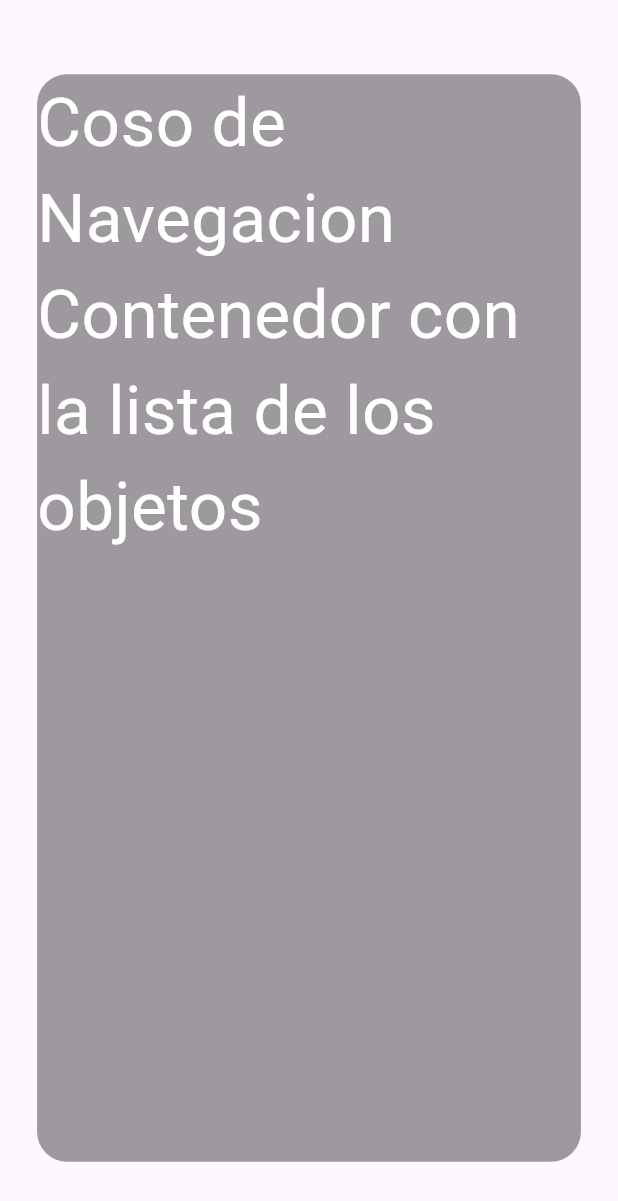
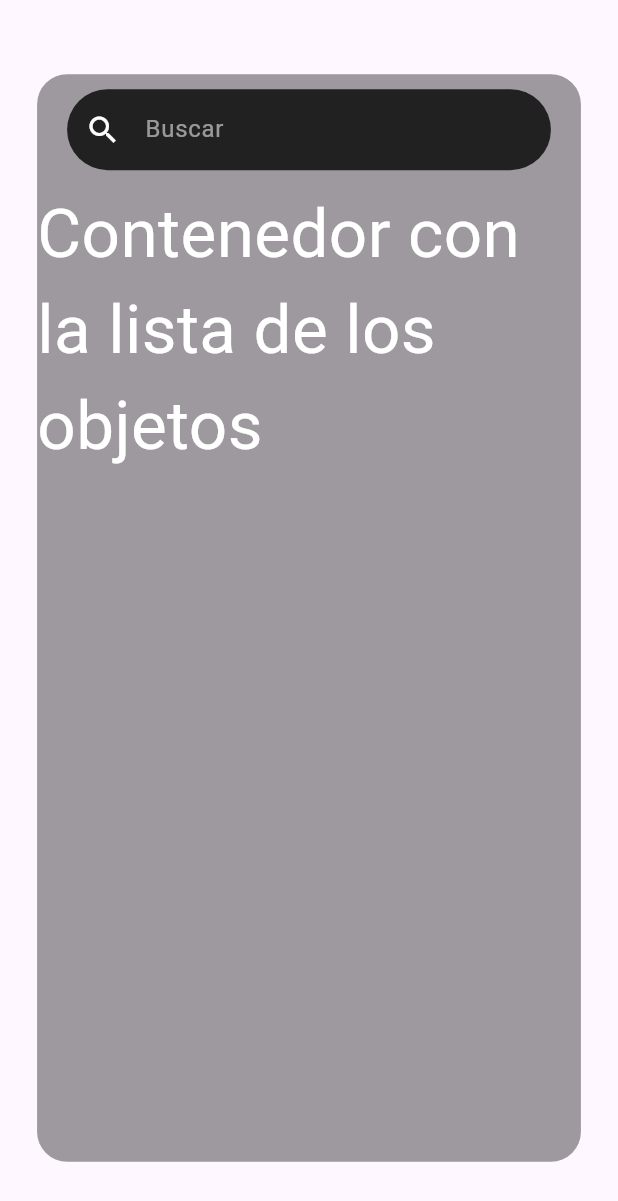
Before and after one commit to Andrewing1000/LabLend, a Flutter app: the SearchPage widget shown alone on an empty page, opened directly, on a phone screen of 412 x 824 dp. Shown: the top 1201 px of the screen. Run offline on Flutter 3.47's test engine with Material 3 defaults, Android fonts, the phone set to English and light mode, and no system bars; network calls fail; project files that could hold a hidden picture were left out.

Commit message:
ADD: Añadiendo todas las partes de paginas

```diff
--- a/frontend/lib/widgets/pagesViews/search_page.dart
+++ b/frontend/lib/widgets/pagesViews/search_page.dart
@@ -1,4 +1,5 @@
 import 'package:flutter/material.dart';
+import 'package:frontend/widgets/barra_buesqueda.dart';
 
 class SearchPage extends StatefulWidget {
   const SearchPage({super.key});
@@ -25,9 +26,12 @@ class SearchPageState extends State<SearchPage> {
               mainAxisAlignment: MainAxisAlignment.start,
               crossAxisAlignment: CrossAxisAlignment.center,
               children: [
-                Text(
-                  "Coso de Navegacion",
-                  style: TextStyle(color: Colors.white, fontSize: 45),
+                // Text(
+                //   "Coso de Navegacion",
+                //   style: TextStyle(color: Colors.white, fontSize: 45),
+                // ),
+                BarraBusqueda(
+                  onSearch: (p0) => "",
                 ),
                 Text(
                   "Contenedor con la lista de los objetos",
```
